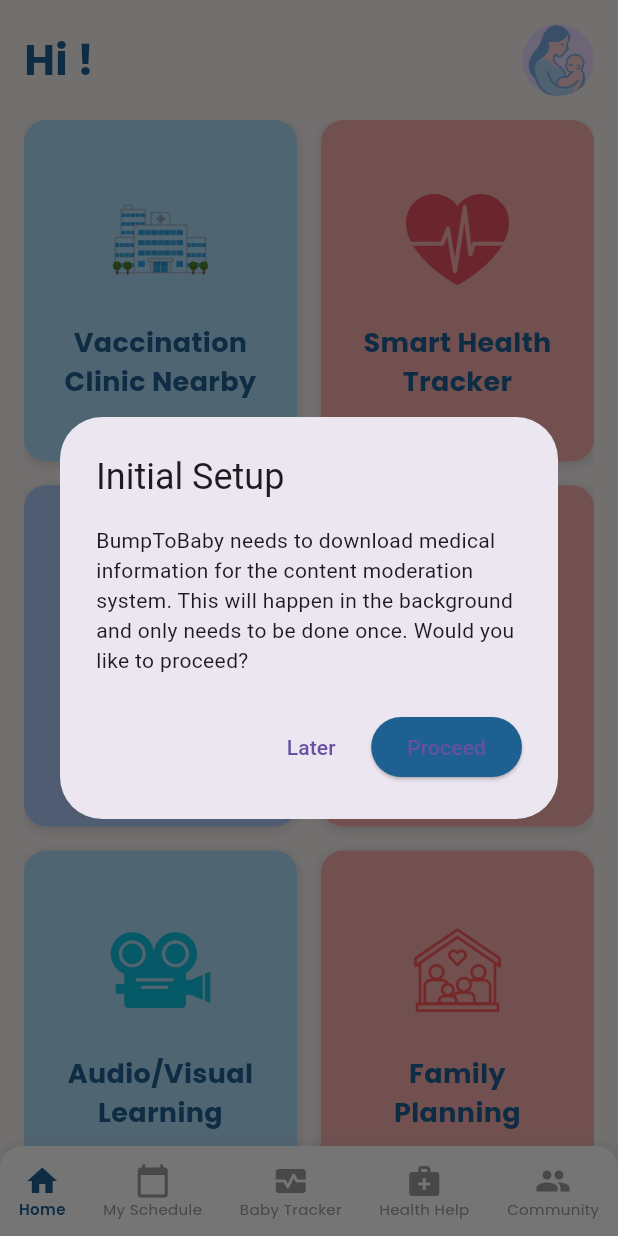
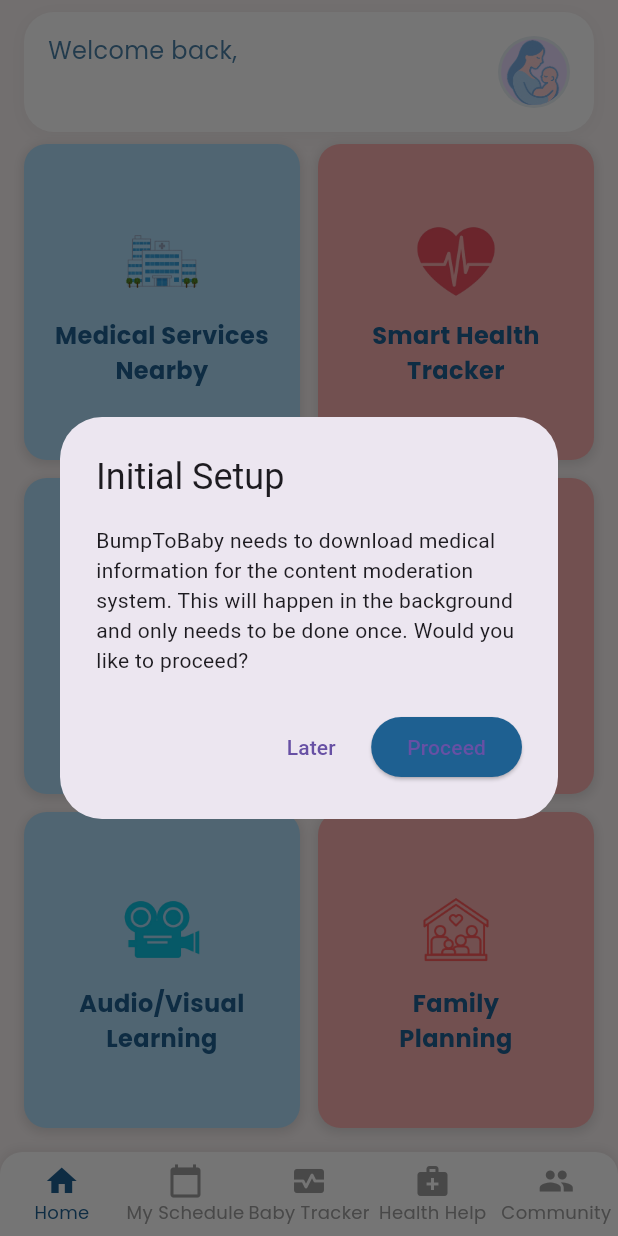
Before and after one commit to oatmeal2211/BumpToBaby, a Flutter app: the HomeScreen screen opened by its route, on a phone screen of 412 x 824 dp. Run offline on Flutter 3.47's test engine with Material 3 defaults, Android fonts, the phone set to English and light mode, and no system bars; our stand-ins replace cloud_firestore, connectivity_plus, firebase_auth, firebase_core, firebase_storage, fl_chart and 11 more; accounts and stored records are empty; network calls fail.

Commit message:
Refined home screen UI and improve google map APi handling

```diff
--- a/bumptobaby/lib/screens/home_screen.dart
+++ b/bumptobaby/lib/screens/home_screen.dart
@@ -131,23 +131,91 @@
 
   // Method to build the main home page content
   Widget _buildHomePage() {
+    return LayoutBuilder(
+      builder: (context, constraints) {
+        final availableHeight = constraints.maxHeight;
+
+        // Greeting section constants
+        final greetingContentHeight = 80.0;
+        final greetingVerticalMarginValue = 8.0;
+        final greetingHorizontalMarginValue = 16.0;
+        final greetingVerticalMargins = greetingVerticalMarginValue * 2;
+        final greetingTotalFootprint = greetingContentHeight + greetingVerticalMargins;
+
+        // Grid Container constants
+        final gridContainerBottomPadding = 16.0;
+        final gridMainAxisSpacing = 12.0;
+        final gridCrossAxisSpacing = 12.0;
+        final gridColumnCount = 2;
+        final gridRowCount = 3;
+
+        // Calculate height for the Grid Container
+        final gridContainerHeight = availableHeight - greetingTotalFootprint;
+
+        // Calculate dimensions for GridView items for childAspectRatio
+        final totalHorizontalPaddingInGridContainer = greetingHorizontalMarginValue * 2;
+        final totalHorizontalSpacingBetweenItems = gridCrossAxisSpacing * (gridColumnCount - 1);
+        final itemWidth = (constraints.maxWidth - totalHorizontalPaddingInGridContainer - totalHorizontalSpacingBetweenItems) / gridColumnCount;
+
+        final heightAvailableForGridItemsArea = gridContainerHeight - gridContainerBottomPadding;
+        final totalVerticalSpacingBetweenItems = gridMainAxisSpacing * (gridRowCount - 1);
+        final itemHeight = (heightAvailableForGridItemsArea - totalVerticalSpacingBetweenItems) / gridRowCount;
+
+        final calculatedChildAspectRatio = (itemHeight > 0 && itemWidth > 0) ? (itemWidth / itemHeight) : 1.0;
+
         return Column(
           children: [
-        // Top part with greeting and profile
-        Padding(
-          padding: const EdgeInsets.all(16.0),
+            // Enhanced greeting section with container
+            Container(
+              height: greetingContentHeight,
+              margin: EdgeInsets.fromLTRB(
+                greetingHorizontalMarginValue,
+                greetingVerticalMarginValue,
+                greetingHorizontalMarginValue,
+                greetingVerticalMarginValue
+              ),
+              padding: const EdgeInsets.symmetric(horizontal: 16, vertical: 8),
+              decoration: BoxDecoration(
+                color: Colors.white,
+                borderRadius: BorderRadius.circular(20),
+                boxShadow: [
+                  BoxShadow(
+                    color: Colors.grey.withOpacity(0.1),
+                    spreadRadius: 1,
+                    blurRadius: 10,
+                    offset: const Offset(0, 2),
+                  ),
+                ],
+              ),
               child: Row(
                 mainAxisAlignment: MainAxisAlignment.spaceBetween,
                 children: [
+                  Column(
+                    crossAxisAlignment: CrossAxisAlignment.start,
+                    mainAxisAlignment: MainAxisAlignment.center,
+                    children: [
                       Text(
-                'Hi $_username!',
+                        'Welcome back,',
+                        style: GoogleFonts.poppins(
+                          fontSize: 16,
+                          height: 1.2,
+                          color: Color(0xFF1E6091).withOpacity(0.8),
+                        ),
+                      ),
+                      Text(
+                        _username,
                         style: GoogleFonts.poppins(
                           fontSize: 28,
+                          height: 1.0,
                           fontWeight: FontWeight.bold,
                           color: Color(0xFF1E6091),
                         ),
                       ),
-              GestureDetector(
+                    ],
+                  ),
+                  Hero(
+                    tag: 'profileAvatar',
+                    child: GestureDetector(
                       onTap: () {
                         Navigator.push(
                           context,
@@ -156,113 +224,79 @@
                       },
                       child: CircleAvatar(
                         radius: 24,
+                        backgroundColor: Color(0xFF1E6091).withOpacity(0.1),
+                        child: CircleAvatar(
+                          radius: 22,
                           backgroundImage: _profileImageUrl.isNotEmpty
                               ? NetworkImage(_profileImageUrl)
                               : AssetImage('lib/assets/images/BumpToBaby Logo.png') as ImageProvider,
+                        ),
+                      ),
                     ),
                   ),
                 ],
               ),
             ),
 
-        // Grid of features - expanded to fill more space
-        Expanded(
-          child: Padding(
-            padding: const EdgeInsets.symmetric(horizontal: 16.0),
+            // Grid of features
+            Container(
+              height: gridContainerHeight,
+              padding: EdgeInsets.fromLTRB(16, 0, 16, gridContainerBottomPadding),
               child: GridView.count(
-              crossAxisCount: 2,
-              childAspectRatio: 0.8, // Further reduced from 0.9 to accommodate larger content
-              crossAxisSpacing: 16,
-              mainAxisSpacing: 16,
+                physics: NeverScrollableScrollPhysics(),
+                crossAxisCount: gridColumnCount,
+                childAspectRatio: calculatedChildAspectRatio,
+                crossAxisSpacing: gridCrossAxisSpacing,
+                mainAxisSpacing: gridMainAxisSpacing,
                 children: [
-                // Vaccination Clinic Nearby
                   FeatureCard(
-                  title: 'Vaccination\nClinic Nearby',
+                    title: 'Medical Services\nNearby',
                     icon: Icons.local_hospital,
                     color: Color(0xFFAFDCF8),
                     imagePath: 'lib/assets/images/vaccination.png',
-                  onTap: () {
-                    Navigator.push(
-                      context,
-                      MaterialPageRoute(builder: (_) => NearestClinicMapScreen()),
-                    );
-                  },
+                    onTap: () => Navigator.push(context, MaterialPageRoute(builder: (_) => NearestClinicMapScreen())),
                   ),
-
-                // Smart Health Tracker
                   FeatureCard(
                     title: 'Smart Health\nTracker',
                     icon: Icons.favorite,
                     color: Color(0xFFF8AFAF),
                     imagePath: 'lib/assets/images/smart_health_tracker.png',
-                  onTap: () {
-                    Navigator.push(
-                      context,
-                      MaterialPageRoute(builder: (_) => SmartHealthTrackerScreen()),
-                    );
-                  },
+                    onTap: () => Navigator.push(context, MaterialPageRoute(builder: (_) => SmartHealthTrackerScreen())),
                   ),
-
-                // Growth & Development
                   FeatureCard(
                     title: 'Growth &\nDevelopment',
                     icon: Icons.child_care,
-                  color: Color(0xFFAFC9F8),
+                    color: Color(0xFFAFDCF8),
                     imagePath: 'lib/assets/images/growth_development.png',
-                  onTap: () {
-                    Navigator.push(
-                      context,
-                      MaterialPageRoute(builder: (_) => GrowthDevelopmentScreen()),
-                    );
-                  },
+                    onTap: () => Navigator.push(context, MaterialPageRoute(builder: (_) => GrowthDevelopmentScreen())),
                   ),
-
-                // Nutrition & Meals
                   FeatureCard(
                     title: 'Nutrition &\nMeals',
                     icon: Icons.restaurant,
                     color: Color(0xFFF8AFAF),
                     imagePath: 'lib/assets/images/nutrition_meals.png',
-                  onTap: () {
-                    Navigator.push(
-                      context,
-                      MaterialPageRoute(builder: (_) => NutritionMealsScreen()),
-                    );
-                  },
+                    onTap: () => Navigator.push(context, MaterialPageRoute(builder: (_) => NutritionMealsScreen())),
                   ),
-
-                // Audio/Visual Learning
                   FeatureCard(
                     title: 'Audio/Visual\nLearning',
                     icon: Icons.videocam,
                     color: Color(0xFFAFDCF8),
                     imagePath: 'lib/assets/images/audio_visual.png',
-                  onTap: () {
-                    Navigator.push(
-                      context,
-                      MaterialPageRoute(builder: (_) => AudioVisualLearningScreen()),
-                    );
-                  },
+                    onTap: () => Navigator.push(context, MaterialPageRoute(builder: (_) => AudioVisualLearningScreen())),
                   ),
-
-                // Family Planning
                   FeatureCard(
                     title: 'Family\nPlanning',
                     icon: Icons.family_restroom,
                     color: Color(0xFFF8AFAF),
                     imagePath: 'lib/assets/images/family_planning.png',
-                  onTap: () {
-                    Navigator.push(
-                      context,
-                      MaterialPageRoute(builder: (_) => FamilyPlanningScreen()),
-                    );
-                  },
+                    onTap: () => Navigator.push(context, MaterialPageRoute(builder: (_) => FamilyPlanningScreen())),
                   ),
                 ],
               ),
             ),
-        ),
           ],
+        );
+      },
     );
   }
 
@@ -274,7 +308,6 @@
         child: _buildCurrentPage(),
       ),
       bottomNavigationBar: Container(
-        height: 60,
         decoration: BoxDecoration(
           color: Colors.white,
           borderRadius: BorderRadius.only(
@@ -290,39 +323,22 @@
             ),
           ],
         ),
-        child: Row(
-          mainAxisAlignment: MainAxisAlignment.spaceAround,
-          children: [
-            NavBarItem(
-              icon: Icons.home,
-              label: "Home",
-              isSelected: _currentIndex == 0,
-              onTap: () => setState(() => _currentIndex = 0),
-            ),
-            NavBarItem(
-              icon: Icons.calendar_today,
-              label: "My Schedule",
-              isSelected: _currentIndex == 1,
-              onTap: () => setState(() => _currentIndex = 1),
-            ),
-            NavBarItem(
-              icon: Icons.monitor_heart,
-              label: "Baby Tracker",
-              isSelected: _currentIndex == 2,
-              onTap: () => setState(() => _currentIndex = 2),
-            ),
-            NavBarItem(
-              icon: Icons.medical_services,
-              label: "Health Help",
-              isSelected: _currentIndex == 3,
-              onTap: () => setState(() => _currentIndex = 3),
-            ),
-            NavBarItem(
-              icon: Icons.people,
-              label: "Community",
-              isSelected: _currentIndex == 4,
-              onTap: () => setState(() => _currentIndex = 4),
-            ),
+        child: BottomNavigationBar(
+          backgroundColor: Colors.transparent,
+          elevation: 0,
+          selectedItemColor: Color(0xFF1E6091),
+          unselectedItemColor: Colors.grey,
+          currentIndex: _currentIndex,
+          type: BottomNavigationBarType.fixed,
+          selectedLabelStyle: GoogleFonts.poppins(fontSize: 12),
+          unselectedLabelStyle: GoogleFonts.poppins(fontSize: 12),
+          onTap: (index) => setState(() => _currentIndex = index),
+          items: [
+            BottomNavigationBarItem(icon: Icon(Icons.home), label: "Home"),
+            BottomNavigationBarItem(icon: Icon(Icons.calendar_today), label: "My Schedule"),
+            BottomNavigationBarItem(icon: Icon(Icons.monitor_heart), label: "Baby Tracker"),
+            BottomNavigationBarItem(icon: Icon(Icons.medical_services), label: "Health Help"),
+            BottomNavigationBarItem(icon: Icon(Icons.people), label: "Community"),
           ],
         ),
       ),
@@ -369,21 +385,21 @@
             imagePath != null
                 ? Image.asset(
                     imagePath!,
-                    height: 80,
-                    width: 80,
+                    height: 60,
+                    width: 60,
                     fit: BoxFit.contain,
                   )
                 : Icon(
                     icon,
-                    size: 64,
+                    size: 48,
                     color: Color(0xFF1E6091),
                   ),
-            SizedBox(height: 16),
+            SizedBox(height: 8),
             Text(
               title,
               textAlign: TextAlign.center,
               style: GoogleFonts.poppins(
-                fontSize: 18,
+                fontSize: 16,
                 fontWeight: FontWeight.bold,
                 color: Color(0xFF1E6091),
               ),
@@ -394,43 +410,3 @@
     );
   }
 }
-
-class NavBarItem extends StatelessWidget {
-  final IconData icon;
-  final String label;
-  final bool isSelected;
-  final VoidCallback onTap;
-
-  const NavBarItem({
-    Key? key,
-    required this.icon,
-    required this.label,
-    this.isSelected = false,
-    required this.onTap,
-  }) : super(key: key);
-
-  @override
-  Widget build(BuildContext context) {
-    return GestureDetector(
-      onTap: onTap,
-      child: Column(
-        mainAxisSize: MainAxisSize.min,
-        children: [
-          Icon(
-            icon,
-            color: isSelected ? Color(0xFF1E6091) : Colors.grey,
-            size: 24,
-          ),
-          Text(
-            label,
-            style: GoogleFonts.poppins(
-              fontSize: 10,
-              color: isSelected ? Color(0xFF1E6091) : Colors.grey,
-              fontWeight: isSelected ? FontWeight.w600 : FontWeight.normal,
-            ),
-          ),
-        ],
-      ),
-    );
-  }
-}
```
Also changed, not shown: bumptobaby/lib/screens/nearest_clinic_screen.dart (+9 -1 lines), bumptobaby/lib/screens/profile_screen.dart (+29 -6 lines). Lines whose indentation alone changed are shown as unchanged.
